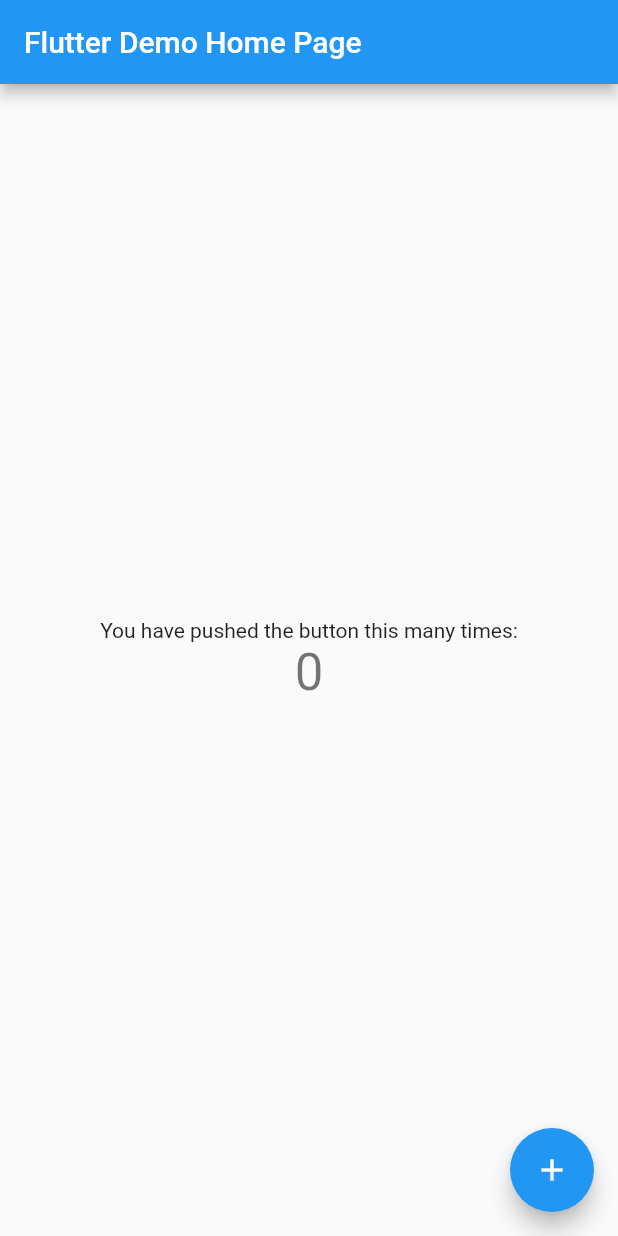
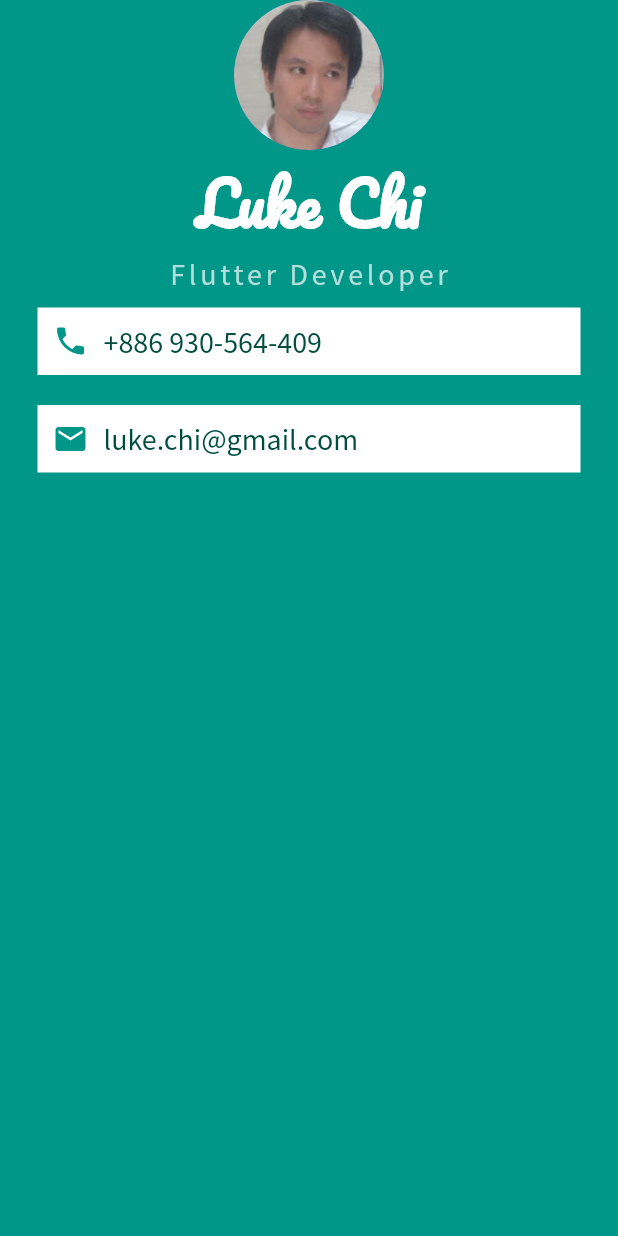
Before and after one commit to lukechi1219/2020TechReviewDart, a Flutter app: the screen it shows after launch, on a phone screen of 412 x 824 dp. Run offline on Flutter 3.47's test engine with Material 2 defaults, Android fonts, the phone set to English and light mode, and no system bars; our stand-ins replace device_preview.

Commit message:
add image & fonts

```diff
--- a/Flutter/biz_card/lib/main.dart
+++ b/Flutter/biz_card/lib/main.dart
@@ -59,53 +59,89 @@
 
   @override
   Widget build(BuildContext context) {
-    // This method is rerun every time setState is called, for instance as done
-    // by the _incrementCounter method above.
-    //
-    // The Flutter framework has been optimized to make rerunning build methods
-    // fast, so that you can just rebuild anything that needs updating rather
-    // than having to individually change instances of widgets.
     return Scaffold(
-      appBar: AppBar(
-        // Here we take the value from the MyHomePage object that was created by
-        // the App.build method, and use it to set our appbar title.
-        title: Text(widget.title),
-      ),
-      body: Center(
-        // Center is a layout widget. It takes a single child and positions it
-        // in the middle of the parent.
+//      appBar: AppBar(
+//        title: Text(widget.title),
+//      ),
+      backgroundColor: Colors.teal,
+      body: SafeArea(
         child: Column(
-          // Column is also a layout widget. It takes a list of children and
-          // arranges them vertically. By default, it sizes itself to fit its
-          // children horizontally, and tries to be as tall as its parent.
-          //
-          // Invoke "debug painting" (press "p" in the console, choose the
-          // "Toggle Debug Paint" action from the Flutter Inspector in Android
-          // Studio, or the "Toggle Debug Paint" command in Visual Studio Code)
-          // to see the wireframe for each widget.
-          //
-          // Column has various properties to control how it sizes itself and
-          // how it positions its children. Here we use mainAxisAlignment to
-          // center the children vertically; the main axis here is the vertical
-          // axis because Columns are vertical (the cross axis would be
-          // horizontal).
-          mainAxisAlignment: MainAxisAlignment.center,
+//          mainAxisAlignment: MainAxisAlignment.center,
+//          crossAxisAlignment: CrossAxisAlignment.center,
           children: <Widget>[
-            Text(
-              'You have pushed the button this many times:',
+            CircleAvatar(
+              radius: 50.0,
+              backgroundImage: AssetImage('images/luke.jpg'),
             ),
             Text(
-              '$_counter',
-              style: Theme.of(context).textTheme.display1,
+              'Luke Chi',
+              style: TextStyle(
+                fontFamily: 'Pacifico',
+                fontSize: 40.0,
+                color: Colors.white,
+                fontWeight: FontWeight.bold,
+              ),
+            ),
+            Text(
+              'Flutter Developer',
+              style: TextStyle(
+                fontFamily: 'Source Sans Pro',
+                color: Colors.teal.shade100,
+                fontSize: 20.0,
+                letterSpacing: 2.5,
+              ),
+            ),
+            Container(
+              padding: EdgeInsets.all(10.0),
+              color: Colors.white,
+              margin: EdgeInsets.symmetric(vertical: 10.0, horizontal: 25.0),
+              child: Row(
+                children: <Widget>[
+                  Icon(
+                    Icons.phone,
+                    color: Colors.teal,
+                  ),
+                  SizedBox(
+                    width: 10.0,
+                  ),
+                  Text(
+                    '+886 930-564-409',
+                    style: TextStyle(
+                      color: Colors.teal.shade900,
+                      fontFamily: 'Source Sans Pro',
+                      fontSize: 20.0,
+                    ),
+                  ),
+                ],
+              ),
+            ),
+            Container(
+              padding: EdgeInsets.all(10.0),
+              color: Colors.white,
+              margin: EdgeInsets.symmetric(vertical: 10.0, horizontal: 25.0),
+              child: Row(
+                children: <Widget>[
+                  Icon(
+                    Icons.email,
+                    color: Colors.teal,
+                  ),
+                  SizedBox(
+                    width: 10.0,
+                  ),
+                  Text(
+                    'luke.chi@gmail.com',
+                    style: TextStyle(
+                      color: Colors.teal.shade900,
+                      fontFamily: 'Source Sans Pro',
+                      fontSize: 20.0,
+                    ),
+                  ),
+                ],
+              ),
             ),
           ],
         ),
       ),
-      floatingActionButton: FloatingActionButton(
-        onPressed: _incrementCounter,
-        tooltip: 'Increment',
-        child: Icon(Icons.add),
-      ), // This trailing comma makes auto-formatting nicer for build methods.
     );
   }
 }
```
Also changed, not shown: Flutter/biz_card/pubspec.yaml (+10 -13 lines), Flutter/biz_card/fonts/Pacifico-Regular.ttf (added), Flutter/biz_card/fonts/SourceSansPro-Regular.ttf (added), Flutter/biz_card/images/luke.jpg (added).
